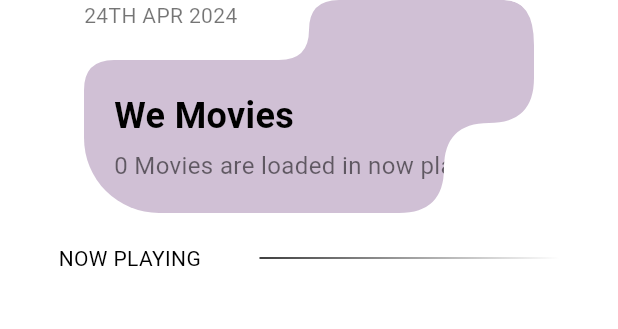
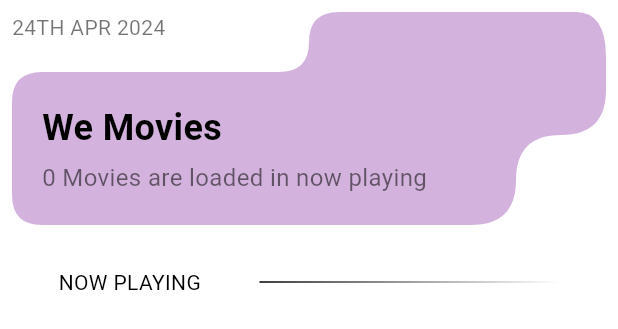
Before and after one commit to priyanshnama/we_work_flutter_challenge, a Flutter app: the NowPlayingSection widget shown alone on an empty page, opened directly with empty values, on a phone screen of 412 x 824 dp. Shown: the top 329 px of the screen. Run offline on Flutter 3.47's test engine with Material 3 defaults, Android fonts, the phone set to English and light mode, and no system bars; drawn by our look-alikes of carousel_slider; our stand-ins replace flutter_bloc, geocoding, geolocator, hive_flutter; accounts and stored records are empty.

Commit message:
ui updated

```diff
--- a/lib/ui/home_screen.dart
+++ b/lib/ui/home_screen.dart
@@ -70,7 +70,6 @@ class _HomeScreenState extends State<HomeScreen> {
         extendBodyBehindAppBar: true,
         appBar: customAppBar(textTheme),
         body: Container(
-            padding: const EdgeInsets.symmetric(horizontal: 8, vertical: 8),
             decoration: BoxDecoration(
               gradient: LinearGradient(
                 colors: [
--- a/lib/ui/util/custom_shape_clipper.dart
+++ b/lib/ui/util/custom_shape_clipper.dart
@@ -29,7 +29,7 @@ class CustomShapeClipper extends CustomClipper<Path> {
         size.width - (bottomHeight * 3/2), size.height);
 
     path.lineTo(topHeight/2, size.height);
-    path.quadraticBezierTo(0, size.height, 0, size.height);
+    path.quadraticBezierTo(0, size.height, 0, size.height - topHeight/2);
     path.lineTo(0, topHeight*3/2);
 
     path.close();
--- a/lib/ui/util/now_playing_section.dart
+++ b/lib/ui/util/now_playing_section.dart
@@ -16,7 +16,10 @@ class NowPlayingSection extends StatelessWidget {
   Widget build(BuildContext context) {
     return Column(
       children: [
-        WeMoviesHeader(numberOfMovies : nowPlayingMovies.length),
+        Padding(
+          padding: const EdgeInsets.all(8.0),
+          child: WeMoviesHeader(numberOfMovies : nowPlayingMovies.length),
+        ),
         const SizedBox(
           height: 20,
         ),
--- a/lib/ui/util/we_movies_header.dart
+++ b/lib/ui/util/we_movies_header.dart
@@ -4,8 +4,6 @@ import 'package:we_work_flutter_challenge/ui/util/custom_shape_clipper.dart';
 class WeMoviesHeader extends StatelessWidget {
   final int numberOfMovies;
   const WeMoviesHeader({super.key, required this.numberOfMovies});
-
-
 
   @override
   Widget build(BuildContext context) {
@@ -14,22 +12,16 @@ class WeMoviesHeader extends StatelessWidget {
         ClipPath(
           clipper: CustomShapeClipper(topHeight: 40, bottomHeight: 60),
           child: Container(
-            width: 300,
+            width: double.infinity,
             padding: const EdgeInsets.all(20),
-            decoration: const BoxDecoration(
-              color: Color(0xFFd0c0d5),
-              borderRadius: BorderRadius.only(
-                topLeft: Radius.circular(50),
-                topRight: Radius.circular(20),
-                bottomLeft: Radius.circular(50),
-                bottomRight: Radius.circular(50),
-              ),
-            ),
+            color: const Color.fromARGB(195, 198, 155, 211),
             child: Column(
               crossAxisAlignment: CrossAxisAlignment.start,
               mainAxisSize: MainAxisSize.min,
               children: [
-                const SizedBox(height: 40,),
+                const SizedBox(
+                  height: 40,
+                ),
                 const Text(
                   'We Movies',
                   style: TextStyle(
@@ -60,7 +52,4 @@ class WeMoviesHeader extends StatelessWidget {
       ],
     );
   }
-
-
-
 }
--- a/lib/ui/we_movies.dart
+++ b/lib/ui/we_movies.dart
@@ -75,7 +75,9 @@ class _WeMoviesState extends State<WeMovies> {
               child: Column(
                 children: [
                   // Search bar
-                  TextField(
+                  Padding(
+                    padding: const EdgeInsets.all(12.0),
+                    child: TextField(
                       controller: _searchController,
                       decoration: const InputDecoration(
                         hintText: 'Search Movies by name ...',
@@ -88,6 +90,7 @@ class _WeMoviesState extends State<WeMovies> {
                         ),
                         contentPadding:
                             EdgeInsets.symmetric(vertical: 0, horizontal: 20),
+                      ),
                     ),
                   ),
                   const SizedBox(height: 20),
```
Lines whose indentation alone changed are shown as unchanged.
